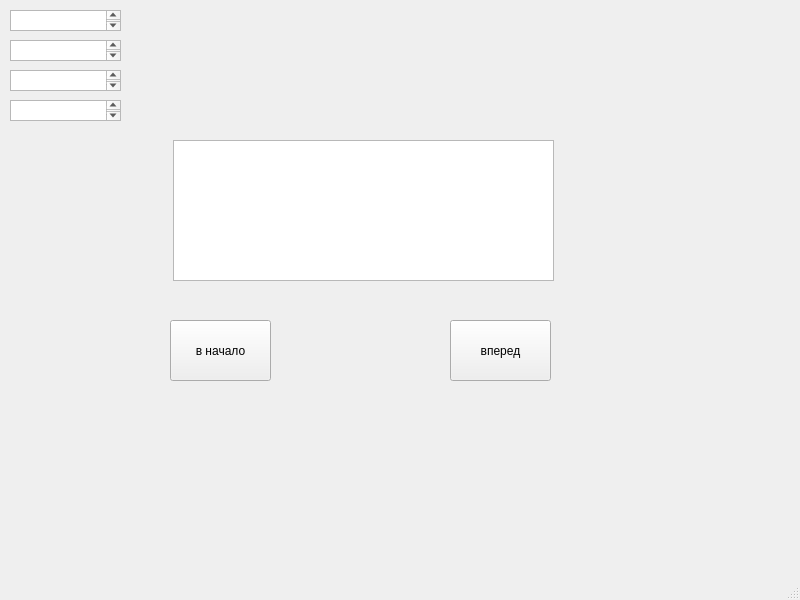
This is ui files/in_game_window.ui in MaxPuzotron/pygame_project as Qt 5 draws it before an edit. The edited form follows.
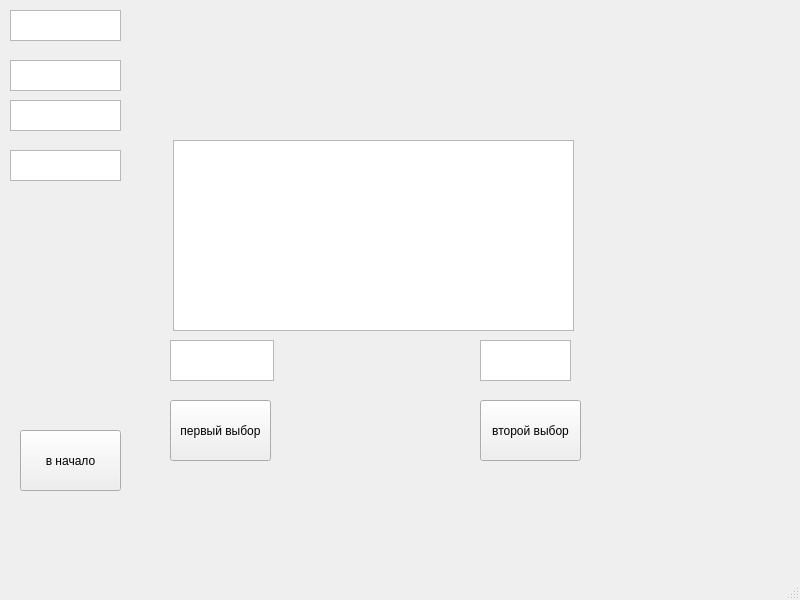
This is the edited form.

Diff of the .ui file:
```diff
--- a/ui files/in_game_window.ui
+++ b/ui files/in_game_window.ui
@@ -18,9 +18,9 @@
     <property name="geometry">
      <rect>
       <x>10</x>
-      <y>40</y>
+      <y>60</y>
       <width>111</width>
-      <height>21</height>
+      <height>31</height>
      </rect>
     </property>
    </widget>
@@ -30,7 +30,7 @@
       <x>10</x>
       <y>10</y>
       <width>111</width>
-      <height>21</height>
+      <height>31</height>
      </rect>
     </property>
    </widget>
@@ -38,9 +38,9 @@
     <property name="geometry">
      <rect>
       <x>10</x>
-      <y>70</y>
+      <y>150</y>
       <width>111</width>
-      <height>21</height>
+      <height>31</height>
      </rect>
     </property>
    </widget>
@@ -50,7 +50,7 @@
       <x>10</x>
       <y>100</y>
       <width>111</width>
-      <height>21</height>
+      <height>31</height>
      </rect>
     </property>
    </widget>
@@ -59,16 +59,16 @@
      <rect>
       <x>173</x>
       <y>140</y>
-      <width>381</width>
-      <height>141</height>
+      <width>401</width>
+      <height>191</height>
      </rect>
     </property>
    </widget>
    <widget class="QPushButton" name="initial_text">
     <property name="geometry">
      <rect>
-      <x>170</x>
-      <y>320</y>
+      <x>20</x>
+      <y>430</y>
       <width>101</width>
       <height>61</height>
      </rect>
@@ -80,14 +80,47 @@
    <widget class="QPushButton" name="new_text">
     <property name="geometry">
      <rect>
-      <x>450</x>
-      <y>320</y>
+      <x>480</x>
+      <y>400</y>
       <width>101</width>
       <height>61</height>
      </rect>
     </property>
     <property name="text">
-     <string>вперед</string>
+     <string>второй выбор</string>
+    </property>
+   </widget>
+   <widget class="QPushButton" name="choise1">
+    <property name="geometry">
+     <rect>
+      <x>170</x>
+      <y>400</y>
+      <width>101</width>
+      <height>61</height>
+     </rect>
+    </property>
+    <property name="text">
+     <string>первый выбор</string>
+    </property>
+   </widget>
+   <widget class="QTextEdit" name="choise1_text">
+    <property name="geometry">
+     <rect>
+      <x>170</x>
+      <y>340</y>
+      <width>104</width>
+      <height>41</height>
+     </rect>
+    </property>
+   </widget>
+   <widget class="QTextEdit" name="choise2_text">
+    <property name="geometry">
+     <rect>
+      <x>480</x>
+      <y>340</y>
+      <width>91</width>
+      <height>41</height>
+     </rect>
     </property>
    </widget>
   </widget>
```
Left out of the diff: 2 changed lines with no effect on the pictures.
